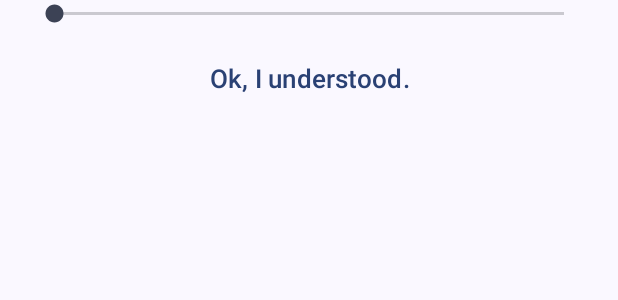
After one commit to MichelangeloDePascale02/NinetyMinutesSleep, an Android app: the layout dialog_sound_timeout.xml on its own in the app's theme, with its tools: preview values and no code run, on a phone screen of 412 x 824 dp. The commit adds this screen. Shown: the top 300 px of the screen. Run offline under Robolectric (Android 15) with nearby library versions, the phone set to English and light mode, and no system bars.

Commit message:
Bug fixing and Preparation
- Fixed a bug with the alarm (hour was in 12h format, but it has been calculating in 24h format)
- Preparation to implement "sleep mode" for Sounds (a user-set timer)

```diff
--- a/app/src/main/java/com/swdp31plus/ninetyminutessleep/ui/main/FirstFragment.java
+++ b/app/src/main/java/com/swdp31plus/ninetyminutessleep/ui/main/FirstFragment.java
@@ -63,6 +63,7 @@ public class FirstFragment extends Fragment {
     public void onViewCreated(@NonNull View view, Bundle savedInstanceState) {
         super.onViewCreated(view, savedInstanceState);
 
+        // warning dialog building
         SharedPreferences preferences = PreferenceManager.getDefaultSharedPreferences(getContext());
         if (preferences.getBoolean("show_warning", true)) {
             MaterialAlertDialogBuilder builder = new MaterialAlertDialogBuilder(getContext());
@@ -105,6 +106,7 @@ public class FirstFragment extends Fragment {
         sounds.add(new Sound("Waves on Rocks",  R.raw.waves_on_rocks));
         SoundsAdapter soundsAdapter = new SoundsAdapter();
         soundsAdapter.setContext(getContext());
+        soundsAdapter.setLayoutInflater(getLayoutInflater());
         soundsAdapter.addAll(sounds);
 
         binding.soundsRecyclerView.setAdapter(soundsAdapter);
--- /dev/null
+++ b/app/src/main/res/layout/dialog_sound_timeout.xml
@@ -0,0 +1,23 @@
+<?xml version="1.0" encoding="utf-8"?>
+<LinearLayout xmlns:android="http://schemas.android.com/apk/res/android"
+    android:layout_width="match_parent"
+    android:layout_height="match_parent"
+    android:orientation="vertical">
+
+    <SeekBar
+        android:id="@+id/seek_bar_timeout"
+        android:layout_width="match_parent"
+        android:layout_height="wrap_content"
+        android:layout_marginHorizontal="20dp"/>
+
+    <Button
+        android:id="@+id/button_dialog_warning"
+        android:layout_width="match_parent"
+        android:layout_height="wrap_content"
+        android:layout_margin="10dp"
+        android:textSize="17sp"
+        android:textColor="?attr/colorPrimary"
+        style="?android:attr/buttonBarButtonStyle"
+        android:text="@string/understood" />
+
+</LinearLayout>
```
Also changed, not shown: app/src/main/java/com/swdp31plus/ninetyminutessleep/adapters/SoundsAdapter.java (+47 -2 lines), app/src/main/java/com/swdp31plus/ninetyminutessleep/ui/main/SecondFragment.java (+23 -12 lines).
